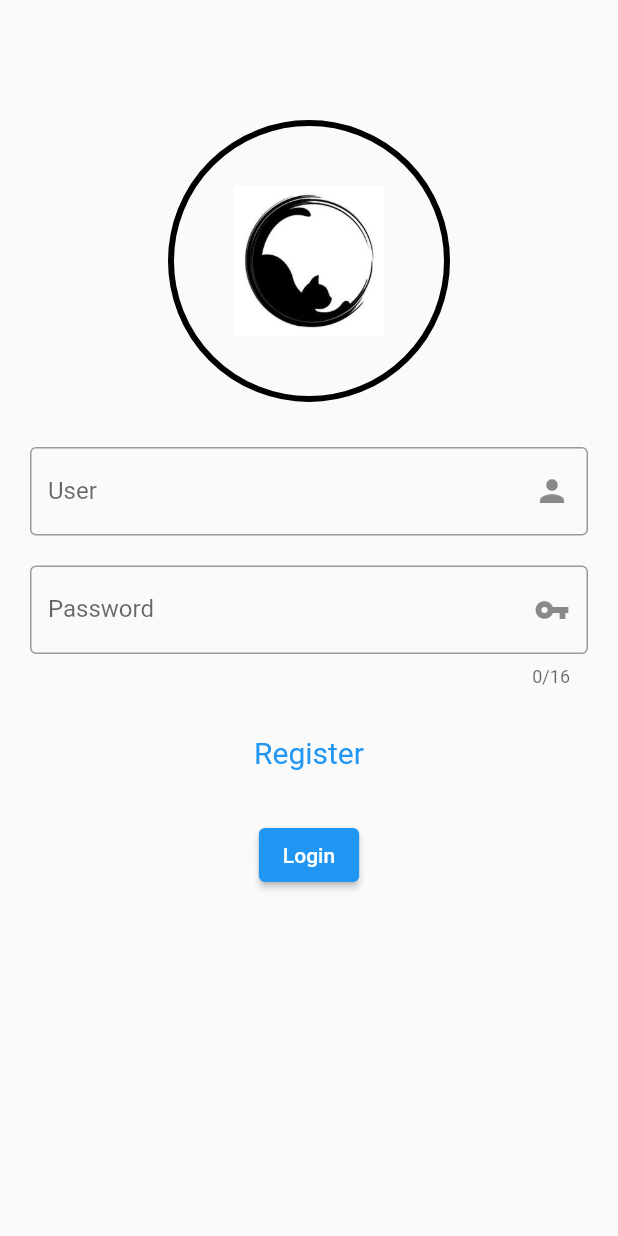
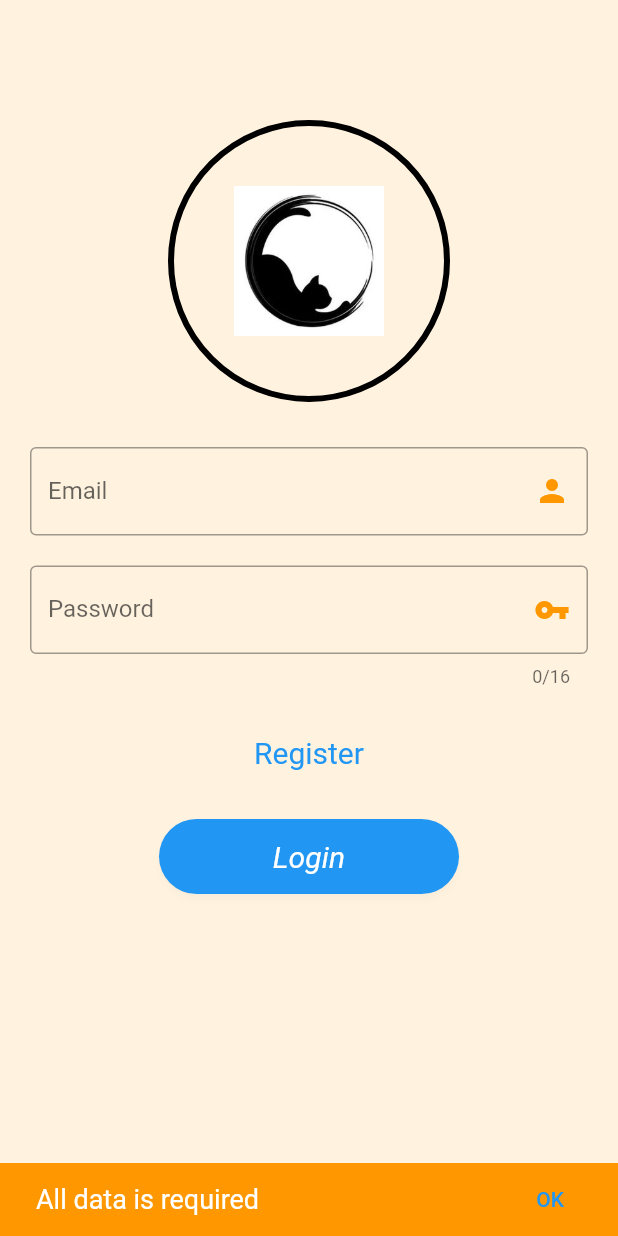
Before and after one commit to MariaFernandaUmbarila/MascotasUdeA, a Flutter app: the screen it shows after launch, after a tap on "Login", on a phone screen of 412 x 824 dp. Run offline on Flutter 3.47's test engine with Material 2 defaults, Android fonts, the phone set to English and light mode, and no system bars.

```diff
--- a/lib/main.dart
+++ b/lib/main.dart
@@ -12,9 +12,11 @@ class MyApp extends StatelessWidget {
   @override
   Widget build(BuildContext context) {
     return MaterialApp(
-      title: 'Flutter Demo',
+      debugShowCheckedModeBanner: false,
+      title: 'Mascotas',
       theme: ThemeData(
         primarySwatch: Colors.blue,
+        canvasColor: const Color(0xFFFFF3E0)
       ),
       home: const SplashPage(),
     );
@@ -31,13 +33,6 @@ class MyHomePage extends StatefulWidget {
 }
 
 class _MyHomePageState extends State<MyHomePage> {
-  int _counter = 0;
-
-  void _incrementCounter() {
-    setState(() {
-      _counter++;
-    });
-  }
 
   @override
   Widget build(BuildContext context) {
@@ -55,18 +50,9 @@ class _MyHomePageState extends State<MyHomePage> {
             const Text(
               'You have pushed the button this many times:',
             ),
-            Text(
-              '$_counter',
-              style: Theme.of(context).textTheme.headline4,
-            ),
           ],
         ),
       ),
-      floatingActionButton: FloatingActionButton(
-        onPressed: _incrementCounter,
-        tooltip: 'Increment',
-        child: const Icon(Icons.add),
-      ), // This trailing comma makes auto-formatting nicer for build methods.
     );
   }
 }
--- a/lib/pages/login_page.dart
+++ b/lib/pages/login_page.dart
@@ -1,6 +1,8 @@
 // ignore_for_file: sort_child_properties_last
 import 'package:flutter/material.dart';
 import 'package:mascotas/pages/register_page.dart';
+
+import 'home_page.dart';
 
 class LoginPage extends StatefulWidget {
   const LoginPage({Key? key}) : super(key: key);
@@ -10,55 +12,98 @@ class LoginPage extends StatefulWidget {
 }
 
 class _LoginPageState extends State<LoginPage> {
+
+  final email = TextEditingController();
+  final password = TextEditingController();
+
+  void validUser(){
+    if(email.text.isNotEmpty && password.text.isNotEmpty){
+      if (email.text == "test@gmail.com" && password.text == "1234") {
+        Navigator.pushReplacement(context, MaterialPageRoute(builder: (context) => const HomePage()));
+      } else {
+        showMessage("Incorrect data");
+      }
+    }else{
+      showMessage("All data is required");
+    }
+  }
+
+  void showMessage(String msg){
+    final screen = ScaffoldMessenger.of(context);
+    screen.showSnackBar(SnackBar(
+        content: Text(msg, style: const TextStyle(fontSize: 18)),
+        backgroundColor: const Color(0xFFFF9800),
+        duration: const Duration(seconds: 7),
+        action: SnackBarAction(
+          label: "OK",
+          onPressed: screen.hideCurrentSnackBar,
+        ),
+      )
+    );
+  }
+
   @override
   Widget build(BuildContext context) {
     return Scaffold(
       body: SingleChildScrollView(
         child: Padding(
-          padding: EdgeInsets.symmetric(vertical: 50, horizontal: 20),
+          padding: const EdgeInsets.symmetric(vertical: 50, horizontal: 20),
           child: Center(
             child: Column(
               children: [
                 Container(
                   child: const Image(image: AssetImage("assets/logo.jpg"), width: 100, height: 100),
                   padding: const EdgeInsets.symmetric(vertical: 40, horizontal: 40),
-                  margin: EdgeInsets.all(30),
+                  margin: const EdgeInsets.all(30),
                   decoration: BoxDecoration(
                       borderRadius: BorderRadius.circular(200),
                       border: Border.all(color: Colors.black, width: 4)
                   ),
                 ),
                 TextFormField(
+                  controller: email,
                   decoration: const InputDecoration(
-                    labelText: "User",
+                    labelText: "Email",
                     border: OutlineInputBorder(),
-                    suffixIcon: Icon(Icons.person)
+                    suffixIcon: Icon(Icons.person, color: Colors.orange, size: 24)
                   ),
                 ),
-                SizedBox(height: 20),
+                const SizedBox(height: 20),
                 TextFormField(
+                  controller: password,
                   obscureText: true,
                   keyboardType: TextInputType.phone,
                   maxLength: 16,
                   decoration: const InputDecoration(
                       labelText: "Password",
                       border: OutlineInputBorder(),
-                      suffixIcon: Icon(Icons.vpn_key_sharp)
+                      suffixIcon: Icon(Icons.vpn_key_sharp, color: Colors.orange, size: 24)
                   ),
                 ),
-                SizedBox(height: 20),
+                const SizedBox(height: 20),
                 TextButton(
                     style: TextButton.styleFrom(
                       textStyle: const TextStyle(fontSize: 20, color: Colors.teal)
                     ),
                     onPressed: (){
-                      Navigator.push(context, MaterialPageRoute(builder: (context) => RegisterPage()));
+                      Navigator.push(context, MaterialPageRoute(builder: (context) => const RegisterPage()));
                     },
                     child: const Text("Register")
                 ),
-                SizedBox(height: 20),
+                const SizedBox(height: 20),
                 ElevatedButton(
-                    onPressed: (){},
+                    style: ElevatedButton.styleFrom(
+                      fixedSize: const Size(200, 50),
+                      shape: RoundedRectangleBorder(
+                        borderRadius: BorderRadius.circular(30)
+                      ),
+                      shadowColor: Colors.black12,
+                      textStyle: const TextStyle(
+                        fontStyle: FontStyle.italic,
+                        fontSize: 20
+                      )
+                    ),
+                    onPressed: (){validUser();},
                     child: const Text("Login")
                 )
               ],
```
Also changed, not shown: lib/pages/home_page.dart (added, +15 -0 lines).
